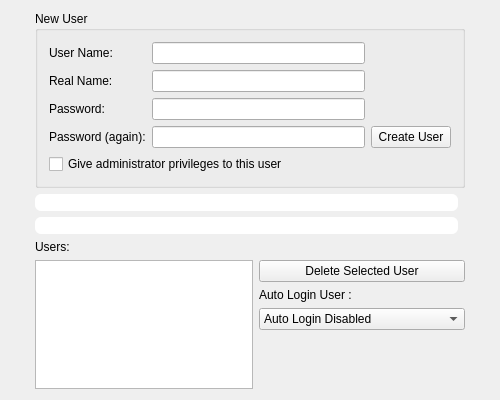
Qt form gsoc/pardusman-wizard/screens/screenUsers.ui (pars-linux/uludag) before a commit.
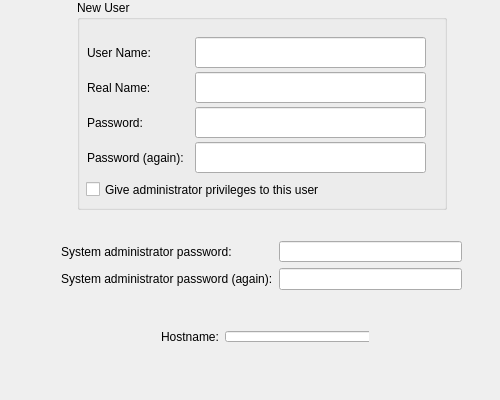
The same form after that commit. Icons and pictures are not drawn.

What changed in the file:
```diff
--- a/gsoc/pardusman-wizard/screens/screenUsers.ui
+++ b/gsoc/pardusman-wizard/screens/screenUsers.ui
@@ -12,111 +12,27 @@
   <property name="windowTitle" >
    <string>Form1</string>
   </property>
-  <layout class="QGridLayout" >
-   <item row="0" column="1" >
-    <spacer>
-     <property name="orientation" >
-      <enum>Qt::Vertical</enum>
-     </property>
-     <property name="sizeType" >
-      <enum>QSizePolicy::Expanding</enum>
-     </property>
-     <property name="sizeHint" stdset="0" >
-      <size>
-       <width>20</width>
-       <height>16</height>
-      </size>
-     </property>
-    </spacer>
-   </item>
-   <item row="1" column="0" >
-    <spacer>
-     <property name="orientation" >
-      <enum>Qt::Horizontal</enum>
-     </property>
-     <property name="sizeType" >
-      <enum>QSizePolicy::Expanding</enum>
-     </property>
-     <property name="sizeHint" stdset="0" >
-      <size>
-       <width>61</width>
-       <height>20</height>
-      </size>
-     </property>
-    </spacer>
-   </item>
-   <item row="1" column="1" >
     <widget class="QGroupBox" name="groupBox" >
+   <property name="geometry" >
+    <rect>
+     <x>77</x>
+     <y>0</y>
+     <width>370</width>
+     <height>210</height>
+    </rect>
+   </property>
      <property name="title" >
       <string>New User</string>
      </property>
-     <layout class="QGridLayout" >
-      <item rowspan="2" row="0" column="0" >
-       <layout class="QGridLayout" >
-        <item row="0" column="0" >
-         <widget class="QLabel" name="textLabel1_3" >
-          <property name="text" >
-           <string>User Name:</string>
-          </property>
-          <property name="wordWrap" >
-           <bool>false</bool>
-          </property>
-         </widget>
-        </item>
-        <item row="0" column="1" >
-         <widget class="QLineEdit" name="username" />
-        </item>
-        <item row="1" column="0" >
-         <widget class="QLabel" name="textLabel1_4" >
-          <property name="text" >
-           <string>Real Name:</string>
-          </property>
-          <property name="wordWrap" >
-           <bool>false</bool>
-          </property>
-         </widget>
-        </item>
-        <item row="1" column="1" >
-         <widget class="QLineEdit" name="realname" />
-        </item>
-        <item row="2" column="0" >
-         <widget class="QLabel" name="textLabel1_2" >
-          <property name="text" >
-           <string>Password:</string>
-          </property>
-          <property name="wordWrap" >
-           <bool>false</bool>
-          </property>
-         </widget>
-        </item>
-        <item row="2" column="1" >
-         <widget class="QLineEdit" name="pass1" >
-          <property name="echoMode" >
-           <enum>QLineEdit::Password</enum>
-          </property>
-         </widget>
-        </item>
-        <item row="3" column="0" >
-         <widget class="QLabel" name="textLabel1" >
-          <property name="text" >
-           <string>Password (again):</string>
-          </property>
-          <property name="wordWrap" >
-           <bool>false</bool>
-          </property>
-         </widget>
-        </item>
-        <item row="3" column="1" >
-         <widget class="QLineEdit" name="pass2" >
-          <property name="echoMode" >
-           <enum>QLineEdit::Password</enum>
-          </property>
-         </widget>
-        </item>
-       </layout>
-      </item>
-      <item row="0" column="1" >
        <widget class="QLabel" name="pix" >
+    <property name="geometry" >
+     <rect>
+      <x>252</x>
+      <y>36</y>
+      <width>111</width>
+      <height>104</height>
+     </rect>
+    </property>
         <property name="sizePolicy" >
          <sizepolicy vsizetype="Preferred" hsizetype="Preferred" >
           <horstretch>0</horstretch>
@@ -136,76 +52,166 @@
          <bool>false</bool>
         </property>
        </widget>
-      </item>
-      <item row="1" column="1" >
-       <widget class="QPushButton" name="createButton" >
-        <property name="text" >
-         <string>Create User</string>
-        </property>
-       </widget>
-      </item>
-      <item row="2" column="0" colspan="2" >
        <widget class="QCheckBox" name="admin" >
+    <property name="geometry" >
+     <rect>
+      <x>9</x>
+      <y>178</y>
+      <width>354</width>
+      <height>23</height>
+     </rect>
+    </property>
         <property name="text" >
          <string>Give administrator privileges to this user</string>
         </property>
        </widget>
-      </item>
-     </layout>
-    </widget>
-   </item>
-   <item row="1" column="2" >
-    <spacer>
-     <property name="orientation" >
-      <enum>Qt::Horizontal</enum>
-     </property>
-     <property name="sizeType" >
-      <enum>QSizePolicy::Expanding</enum>
-     </property>
-     <property name="sizeHint" stdset="0" >
-      <size>
-       <width>61</width>
-       <height>20</height>
-      </size>
-     </property>
-    </spacer>
-   </item>
-   <item row="2" column="1" >
-    <layout class="QGridLayout" >
-     <property name="horizontalSpacing" >
-      <number>0</number>
-     </property>
-     <item row="0" column="0" >
-      <widget class="QLabel" name="pass_error" >
-       <property name="styleSheet" >
-        <string notr="true" >border-radius:6px;background-color:white;</string>
+   <widget class="QLineEdit" name="pass1" >
+    <property name="geometry" >
+     <rect>
+      <x>118</x>
+      <y>107</y>
+      <width>231</width>
+      <height>31</height>
+     </rect>
+    </property>
+    <property name="echoMode" >
+     <enum>QLineEdit::Password</enum>
+    </property>
+   </widget>
+   <widget class="QLineEdit" name="realname" >
+    <property name="geometry" >
+     <rect>
+      <x>118</x>
+      <y>72</y>
+      <width>231</width>
+      <height>31</height>
+     </rect>
+    </property>
+   </widget>
+   <widget class="QLabel" name="textLabel1_2" >
+    <property name="geometry" >
+     <rect>
+      <x>10</x>
+      <y>107</y>
+      <width>104</width>
+      <height>31</height>
+     </rect>
+    </property>
+    <property name="text" >
+     <string>Password:</string>
+    </property>
+    <property name="wordWrap" >
+     <bool>false</bool>
+    </property>
+   </widget>
+   <widget class="QLabel" name="textLabel1_4" >
+    <property name="geometry" >
+     <rect>
+      <x>10</x>
+      <y>72</y>
+      <width>104</width>
+      <height>31</height>
+     </rect>
        </property>
        <property name="text" >
-        <string/>
-       </property>
-       <property name="textFormat" >
-        <enum>Qt::RichText</enum>
-       </property>
-       <property name="alignment" >
-        <set>Qt::AlignCenter</set>
-       </property>
+     <string>Real Name:</string>
+    </property>
+    <property name="wordWrap" >
+     <bool>false</bool>
+    </property>
+   </widget>
+   <widget class="QLabel" name="textLabel1" >
+    <property name="geometry" >
+     <rect>
+      <x>10</x>
+      <y>142</y>
+      <width>104</width>
+      <height>31</height>
+     </rect>
+    </property>
+    <property name="text" >
+     <string>Password (again):</string>
+    </property>
        <property name="wordWrap" >
-        <bool>true</bool>
-       </property>
-      </widget>
-     </item>
-     <item rowspan="2" row="0" column="1" >
-      <widget class="QLabel" name="label" >
-       <property name="sizePolicy" >
-        <sizepolicy vsizetype="Fixed" hsizetype="Fixed" >
-         <horstretch>0</horstretch>
-         <verstretch>0</verstretch>
-        </sizepolicy>
-       </property>
+     <bool>false</bool>
+    </property>
+   </widget>
+   <widget class="QLabel" name="textLabel1_3" >
+    <property name="geometry" >
+     <rect>
+      <x>10</x>
+      <y>37</y>
+      <width>104</width>
+      <height>31</height>
+     </rect>
+    </property>
+    <property name="text" >
+     <string>User Name:</string>
+    </property>
+    <property name="wordWrap" >
+     <bool>false</bool>
+    </property>
+   </widget>
+   <widget class="QLineEdit" name="pass2" >
+    <property name="geometry" >
+     <rect>
+      <x>118</x>
+      <y>142</y>
+      <width>231</width>
+      <height>31</height>
+     </rect>
+    </property>
+    <property name="echoMode" >
+     <enum>QLineEdit::Password</enum>
+    </property>
+   </widget>
+   <widget class="QLineEdit" name="username" >
+    <property name="geometry" >
+     <rect>
+      <x>118</x>
+      <y>37</y>
+      <width>231</width>
+      <height>31</height>
+     </rect>
+    </property>
+   </widget>
+   <zorder>pass1</zorder>
+   <zorder>realname</zorder>
+   <zorder>textLabel1_2</zorder>
+   <zorder>textLabel1_4</zorder>
+   <zorder>textLabel1</zorder>
+   <zorder>textLabel1_3</zorder>
+   <zorder>pass2</zorder>
+   <zorder>username</zorder>
+   <zorder>pix</zorder>
+   <zorder>admin</zorder>
+  </widget>
+  <widget class="QWidget" name="layoutWidget_2" >
+   <property name="geometry" >
+    <rect>
+     <x>150</x>
+     <y>320</y>
+     <width>219</width>
+     <height>33</height>
+    </rect>
+   </property>
+   <layout class="QHBoxLayout" >
+    <item>
+     <widget class="QLabel" name="textLabel1_5" >
+      <property name="text" >
+       <string>Hostname:</string>
+      </property>
+      <property name="wordWrap" >
+       <bool>false</bool>
+      </property>
+     </widget>
+    </item>
+    <item>
+     <widget class="QLineEdit" name="hostname" >
        <property name="minimumSize" >
         <size>
-         <width>0</width>
-         <height>40</height>
+        <width>150</width>
+        <height>0</height>
         </size>
        </property>
        <property name="text" >
@@ -213,142 +219,75 @@
        </property>
       </widget>
      </item>
-     <item row="1" column="0" >
-      <widget class="QLabel" name="caps_error" >
-       <property name="styleSheet" >
-        <string notr="true" >border-radius:6px;background-color:white;</string>
-       </property>
-       <property name="text" >
-        <string/>
-       </property>
-       <property name="textFormat" >
-        <enum>Qt::RichText</enum>
-       </property>
-       <property name="alignment" >
-        <set>Qt::AlignCenter</set>
-       </property>
-       <property name="wordWrap" >
-        <bool>true</bool>
-       </property>
-      </widget>
-     </item>
-    </layout>
-   </item>
-   <item row="3" column="1" >
-    <widget class="QLabel" name="textLabel2" >
-     <property name="text" >
-      <string>Users:</string>
-     </property>
-     <property name="wordWrap" >
-      <bool>false</bool>
-     </property>
-    </widget>
-   </item>
-   <item row="4" column="0" >
-    <spacer>
-     <property name="orientation" >
-      <enum>Qt::Horizontal</enum>
-     </property>
-     <property name="sizeType" >
-      <enum>QSizePolicy::Expanding</enum>
-     </property>
-     <property name="sizeHint" stdset="0" >
+   </layout>
+  </widget>
+  <widget class="QWidget" name="layoutWidget" >
+   <property name="geometry" >
+    <rect>
+     <x>50</x>
+     <y>230</y>
+     <width>423</width>
+     <height>71</height>
+    </rect>
+   </property>
+   <layout class="QGridLayout" name="_2" >
+    <item row="2" column="1" >
+     <widget class="QLineEdit" name="pass2_2" >
+      <property name="maximumSize" >
       <size>
-       <width>40</width>
-       <height>20</height>
-      </size>
-     </property>
-    </spacer>
-   </item>
-   <item row="4" column="1" >
-    <layout class="QGridLayout" >
+        <width>200</width>
+        <height>32767</height>
+       </size>
+      </property>
+      <property name="inputMask" >
+       <string/>
+      </property>
+      <property name="echoMode" >
+       <enum>QLineEdit::Password</enum>
+      </property>
+     </widget>
+    </item>
      <item row="1" column="1" >
-      <spacer>
-       <property name="orientation" >
-        <enum>Qt::Vertical</enum>
-       </property>
-       <property name="sizeType" >
-        <enum>QSizePolicy::Expanding</enum>
-       </property>
-       <property name="sizeHint" stdset="0" >
+     <widget class="QLineEdit" name="pass1_2" >
+      <property name="maximumSize" >
         <size>
-         <width>21</width>
-         <height>20</height>
-        </size>
-       </property>
-      </spacer>
-     </item>
-     <item row="0" column="1" >
-      <layout class="QVBoxLayout" >
-       <item>
-        <widget class="QPushButton" name="deleteButton" >
-         <property name="text" >
-          <string>Delete Selected User</string>
-         </property>
-        </widget>
-       </item>
-       <item>
-        <widget class="QLabel" name="autoLoginLabel" >
+        <width>200</width>
+        <height>32767</height>
+       </size>
+      </property>
+      <property name="inputMask" >
+       <string/>
+      </property>
+      <property name="echoMode" >
+       <enum>QLineEdit::Password</enum>
+      </property>
+     </widget>
+    </item>
+    <item row="1" column="0" >
+     <widget class="QLabel" name="textLabel3" >
          <property name="text" >
-          <string>Auto Login User :</string>
+       <string>System administrator password:</string>
          </property>
          <property name="wordWrap" >
           <bool>false</bool>
          </property>
         </widget>
        </item>
-       <item>
-        <widget class="QComboBox" name="autoLogin" >
-         <property name="minimumContentsLength" >
-          <number>22</number>
-         </property>
-         <item>
+    <item row="2" column="0" >
+     <widget class="QLabel" name="textLabel3_2" >
           <property name="text" >
-           <string>Auto Login Disabled</string>
-          </property>
-         </item>
+       <string>System administrator password (again):</string>
+      </property>
+      <property name="wordWrap" >
+       <bool>false</bool>
+      </property>
         </widget>
        </item>
       </layout>
-     </item>
-     <item rowspan="2" row="0" column="0" >
-      <widget class="QListWidget" name="userList" />
-     </item>
-    </layout>
-   </item>
-   <item row="4" column="2" >
-    <spacer>
-     <property name="orientation" >
-      <enum>Qt::Horizontal</enum>
-     </property>
-     <property name="sizeType" >
-      <enum>QSizePolicy::Expanding</enum>
-     </property>
-     <property name="sizeHint" stdset="0" >
-      <size>
-       <width>40</width>
-       <height>20</height>
-      </size>
-     </property>
-    </spacer>
-   </item>
-   <item row="5" column="1" >
-    <spacer>
-     <property name="orientation" >
-      <enum>Qt::Vertical</enum>
-     </property>
-     <property name="sizeType" >
-      <enum>QSizePolicy::Expanding</enum>
-     </property>
-     <property name="sizeHint" stdset="0" >
-      <size>
-       <width>20</width>
-       <height>16</height>
-      </size>
-     </property>
-    </spacer>
-   </item>
-  </layout>
+  </widget>
+  <zorder>layoutWidget_2</zorder>
+  <zorder>layoutWidget</zorder>
+  <zorder>groupBox</zorder>
  </widget>
  <layoutdefault spacing="6" margin="11" />
  <pixmapfunction>qPixmapFromMimeSource</pixmapfunction>
```
Left out of the diff: 7 changed lines with no effect on the pictures. Lines whose indentation alone changed are shown as unchanged.
